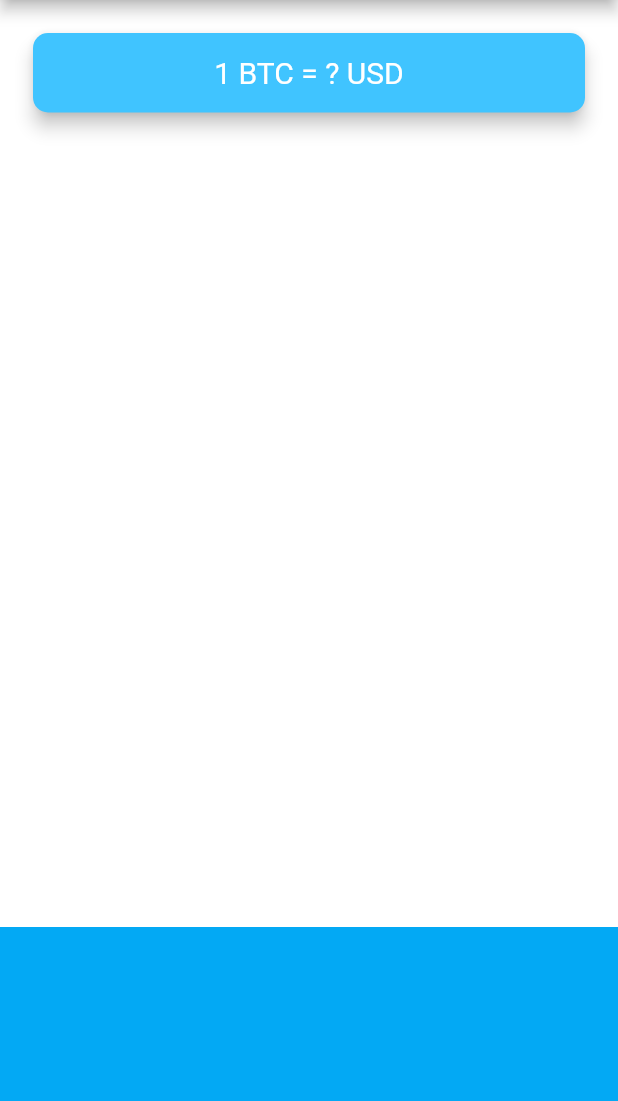
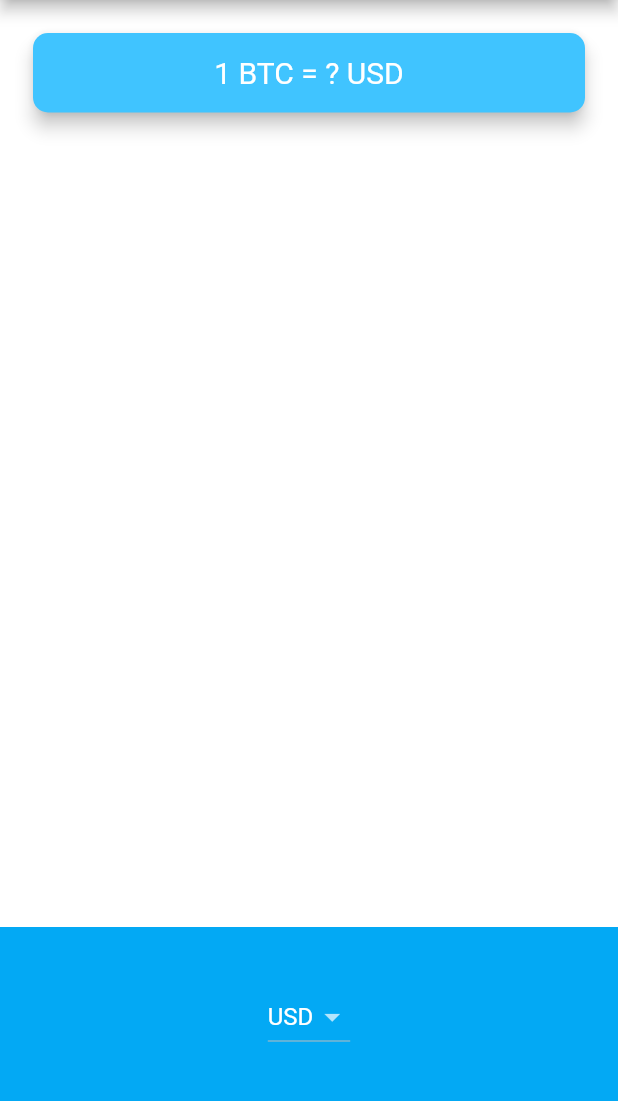
Before and after one commit to muhammadnaqeeb/Bitcoin-Ticker-Flutter, a Flutter app: the screen it shows after launch, on a phone screen of 412 x 824 dp, the part 84-1185 px from its top. Run offline on Flutter 3.47's test engine with Material 2 defaults, Android fonts, the phone set to English and light mode, and no system bars.

Commit message:
The Material DropdownButton Widget

```diff
--- a/lib/price_screen.dart
+++ b/lib/price_screen.dart
@@ -6,6 +6,7 @@ class PriceScreen extends StatefulWidget {
 }
 
 class _PriceScreenState extends State<PriceScreen> {
+  String selectedCurrecy = 'USD';
   @override
   Widget build(BuildContext context) {
     return Scaffold(
@@ -42,7 +43,19 @@ class _PriceScreenState extends State<PriceScreen> {
             alignment: Alignment.center,
             padding: EdgeInsets.only(bottom: 30.0),
             color: Colors.lightBlue,
-            child: null,
+            child: DropdownButton<String>(
+              value: selectedCurrecy,
+              items: [
+                DropdownMenuItem(child: Text('USD'), value: 'USD'),
+                DropdownMenuItem(child: Text('EUR'), value: 'EUR'),
+                DropdownMenuItem(child: Text('GPB'), value: 'GPB'),
+              ],
+              onChanged: (value) {
+                setState(() {
+                  selectedCurrecy = value!;
+                });
+              },
+            ),
           ),
         ],
       ),
```
